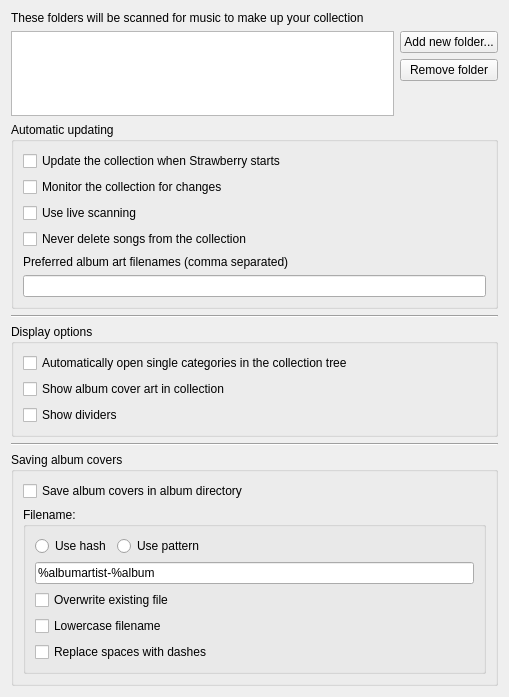
Above: src/settings/collectionsettingspage.ui from strawberrymusicplayer/strawberry before the change. Below: the same form after it.
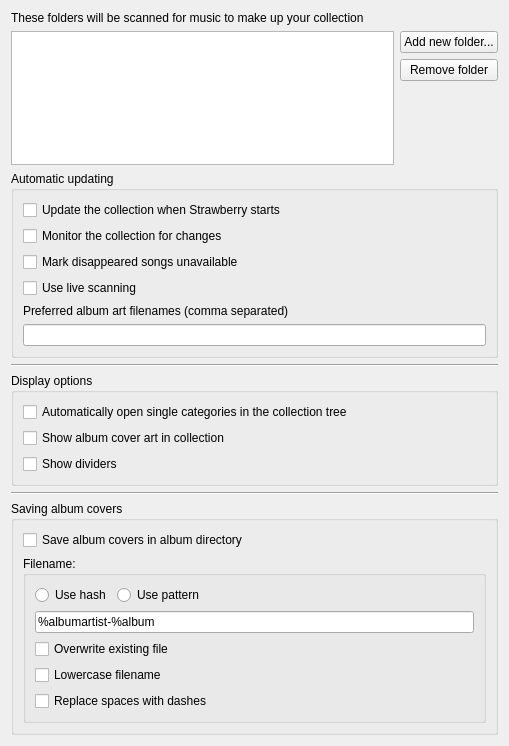
That is the form after the change.

Commit message: Make marking songs unavailable optional

Diff of the .ui file:
```diff
--- a/src/settings/collectionsettingspage.ui
+++ b/src/settings/collectionsettingspage.ui
@@ -7,7 +7,7 @@
     <x>0</x>
     <y>0</y>
     <width>509</width>
-    <height>697</height>
+    <height>746</height>
    </rect>
   </property>
   <property name="windowTitle">
@@ -92,6 +92,13 @@
         </property>
        </widget>
       </item>
+      <item>
+       <widget class="QCheckBox" name="mark_songs_unavailable">
+        <property name="text">
+         <string>Mark disappeared songs unavailable</string>
+        </property>
+       </widget>
+      </item>
       <item>
        <widget class="QCheckBox" name="live_scanning">
         <property name="text">
@@ -99,13 +106,6 @@
         </property>
        </widget>
       </item>
-      <item>
-       <widget class="QCheckBox" name="prevent_delete">
-        <property name="text">
-         <string>Never delete songs from the collection</string>
-        </property>
-       </widget>
-      </item>
       <item>
        <widget class="QLabel" name="label_preferred_cover_filenames">
         <property name="text">
```
The commit also changes 5 other files.
